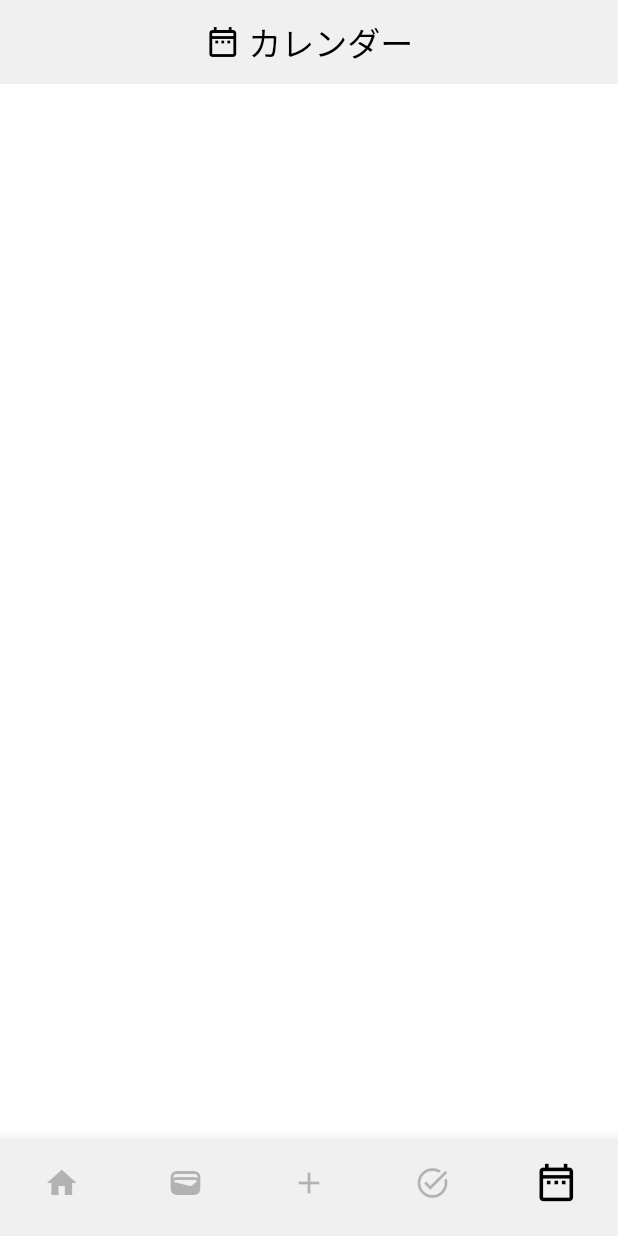
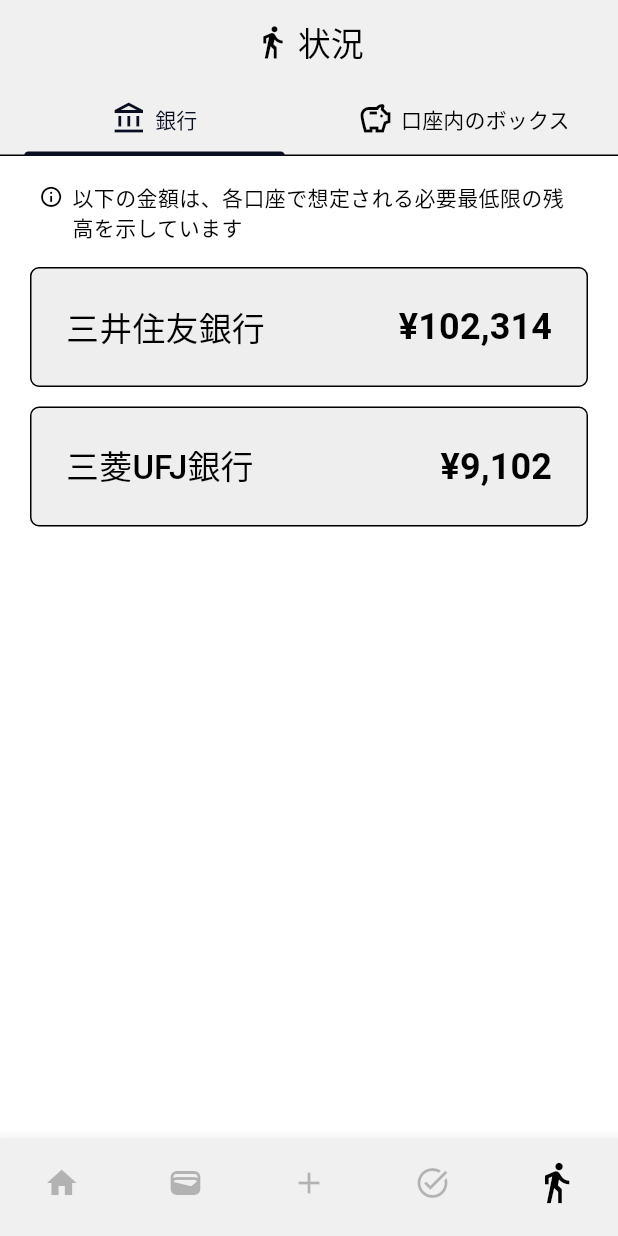
Before and after one commit to laughtaone/creeasy, a Flutter app: the screen it shows after launch, item 5 of the bottom bar chosen, on a phone screen of 412 x 824 dp. Run offline on Flutter 3.47's test engine with Material 3 defaults, Android fonts, the phone set to English and light mode, and no system bars; our stand-ins replace auto_size_text, font_awesome_flutter, settings_ui; Roboto replaces fonts that are missing (MPlus1p).

Commit message:
完了：「カレンダー」タブを「状況」タブに変更

```diff
--- a/lib/calender/calender.dart
+++ /dev/null
@@ -1,38 +0,0 @@
-import 'package:flutter/material.dart';
-
-class CalenderPage extends StatefulWidget {
-  const CalenderPage({super.key});
-
-  @override
-  _CalenderPageState createState() => _CalenderPageState();
-}
-
-
-class _CalenderPageState extends State<CalenderPage> {
-  @override
-  Widget build(BuildContext context) {
-    return Scaffold(
-      appBar: AppBar(
-        centerTitle: true,
-        title: const Row(
-          mainAxisAlignment: MainAxisAlignment.center,
-          mainAxisSize: MainAxisSize.min,
-          children: [
-            Icon(
-              Icons.date_range_outlined,
-              color: Colors.black
-            ),
-            SizedBox(width: 5),
-            Text(
-              'カレンダー',
-            ),
-          ],
-        ),
-        backgroundColor:
-            Theme.of(context).appBarTheme.backgroundColor, // Themeから色を取得
-      ),
-      body: const Padding(
-          padding: EdgeInsets.only(left: 20, right: 20, top: 10),),
-    );
-  }
-}
--- a/lib/card_manage/card_manage.dart
+++ b/lib/card_manage/card_manage.dart
@@ -16,8 +16,7 @@ class CardManagePage extends StatefulWidget {
   _CardManagePageState createState() => _CardManagePageState();
 }
 
-class _CardManagePageState extends State<CardManagePage>
-  with SingleTickerProviderStateMixin {
+class _CardManagePageState extends State<CardManagePage> with SingleTickerProviderStateMixin {
   late TabController _tabController;
   IconData _actionIcon = Icons.credit_card;
 
--- /dev/null
+++ b/lib/common_comps/appbar/common_appbar_comp.dart
@@ -0,0 +1,25 @@
+import 'package:flutter/material.dart';
+// import文：import 'package:creeasy/COMMON_COMPS/appbar/common_appbar_comp.dart';
+
+
+
+
+AppBar commonAppBarComp({
+  required BuildContext context,
+  required IconData recvIcon,
+  required String recvText
+}) {
+  return AppBar(
+    centerTitle: true,
+    title: Row(
+      mainAxisAlignment: MainAxisAlignment.center,
+      mainAxisSize: MainAxisSize.min,
+      children: [
+        Icon(recvIcon, color: Colors.black),
+        const SizedBox(width: 5),
+        Text(recvText),
+      ],
+    ),
+    backgroundColor: Theme.of(context).appBarTheme.backgroundColor, // Themeから色を取得
+  );
+}
--- a/lib/main.dart
+++ b/lib/main.dart
@@ -5,7 +5,7 @@ import 'package:creeasy/card_manage/card_manage.dart';
 import 'package:creeasy/add/add_payment.dart';
 import 'package:creeasy/add/add_special-payment.dart';
 import 'package:creeasy/add/add_use-point.dart';
-import 'package:creeasy/calender/calender.dart';
+import 'package:creeasy/status/status.dart';
 import 'package:creeasy/money_manage/money_manage.dart';
 import 'package:flutter/cupertino.dart';
 
@@ -63,7 +63,7 @@ class _StartPageWidgetState extends State<StartPageWidget> {
     const CardManagePage(),
     const AddPaymentPage(),
     const MoneyManagePage(),
-    const CalenderPage()
+    const StatusPage()
   ];
 
   void _onTap(int index) {
@@ -91,8 +91,7 @@ class _StartPageWidgetState extends State<StartPageWidget> {
             child: Row(
               mainAxisAlignment: MainAxisAlignment.center,
               children: [
-                Icon(Icons.credit_score_outlined,
-                    size: addButtonItemIconSize()),
+                Icon(Icons.credit_score_outlined, size: addButtonItemIconSize()),
                 addButtonItemBetweenIconText(),
                 Text('利用履歴', style: addButtonItemTextStyle()),
               ],
@@ -202,7 +201,7 @@ class _StartPageWidgetState extends State<StartPageWidget> {
           ),
           BottomNavigationBarItem(
             icon: Icon(
-              Icons.date_range_outlined,
+              Icons.directions_walk_outlined,
               color: (_currentIndex == 4) ? Colors.black : Colors.black26,
               size: (_currentIndex == 4) ? selectedTabIconSize() : unselectedTabIconSize(),
             ),
--- a/lib/money_manage/money_manage.dart
+++ b/lib/money_manage/money_manage.dart
@@ -1,4 +1,6 @@
 import 'package:flutter/material.dart';
+import 'package:creeasy/COMMON_COMPS/appbar/common_appbar_comp.dart';
+
 
 class MoneyManagePage extends StatefulWidget {
   const MoneyManagePage({super.key});
@@ -12,23 +14,10 @@ class _MoneyManagePageState extends State<MoneyManagePage> {
   @override
   Widget build(BuildContext context) {
     return Scaffold(
-      appBar: AppBar(
-        centerTitle: true,
-        title: const Row(
-          mainAxisAlignment: MainAxisAlignment.center,
-          mainAxisSize: MainAxisSize.min,
-          children: [
-            Icon(
-              Icons.task_alt_outlined,
-              color: Colors.black
-            ),
-            SizedBox(width: 5),
-            Text(
-              '利用履歴管理',
-            ),
-          ],
-        ),
-        backgroundColor: Theme.of(context).appBarTheme.backgroundColor, // Themeから色を取得
+      appBar: commonAppBarComp(
+        context: context,
+        recvIcon: Icons.task_alt_outlined,
+        recvText: '利用履歴管理'
       ),
       body: const Padding(
         padding: EdgeInsets.only(left: 20, right: 20, top: 10),
--- /dev/null
+++ b/lib/status/status.dart
@@ -0,0 +1,164 @@
+import 'package:creeasy/COMMON_COMPS/mini_info/mini_info.dart';
+import 'package:flutter/material.dart';
+import 'package:creeasy/status/status_bank_tile_comps.dart';
+
+
+class StatusPage extends StatefulWidget {
+  const StatusPage({super.key});
+
+  @override
+  _StatusPageState createState() => _StatusPageState();
+}
+
+
+// class _StatusPageState extends State<StatusPage> {
+//   @override
+//   Widget build(BuildContext context) {
+//     return Scaffold(
+//       appBar: commonAppBarComp(
+//         context: context,
+//         recvIcon: Icons.directions_walk_outlined,
+//         recvText: '状況'
+//       ),
+//       body: const Padding(
+//           padding: EdgeInsets.only(left: 20, right: 20, top: 10),),
+//     );
+//   }
+// }
+
+
+class _StatusPageState extends State<StatusPage> with SingleTickerProviderStateMixin {
+  late TabController _tabController;
+  List<dynamic> _statusBankList = [['三井住友銀行', 102314], ['三菱UFJ銀行', 9102]];
+
+  @override
+  void initState() {
+    super.initState();
+    _tabController = TabController(length: 2, vsync: this);
+
+    // // Tabが変更されたときにインデックスを取得する
+    // _tabController.addListener(() {
+    //   setState(() {
+    //     switch (_tabController.index) {
+    //       case 0:
+    //         _actionIcon = Icons.credit_card;
+    //         break;
+    //       case 1:
+    //         _actionIcon = Icons.account_balance_outlined;
+    //     }
+    //   });
+    // });
+  }
+
+  @override
+  void dispose() {
+    _tabController.dispose();
+    super.dispose();
+  }
+
+  @override
+  Widget build(BuildContext context) {
+    return DefaultTabController(
+      length: 2,
+      child: Scaffold(
+        appBar: AppBar(
+          centerTitle: true,
+          title: const Row(
+            mainAxisAlignment: MainAxisAlignment.center,
+            mainAxisSize: MainAxisSize.min,
+            children: [
+              Icon(Icons.directions_walk_outlined, color: Colors.black),
+              SizedBox(width: 5),
+              Text('状況'),
+            ],
+          ),
+          // actions: [
+          //   TextButton(
+          //     child: Row(children: [
+          //       const Icon(
+          //         Icons.add,
+          //         color: Colors.black,
+          //       ),
+          //       Icon(
+          //         _actionIcon,
+          //         color: Colors.black,
+          //       ),
+          //     ]),
+          //     onPressed: () {
+          //       Navigator.push(
+          //         context,
+          //         MaterialPageRoute(
+          //           builder: (context) => (_tabController.index == 0)
+          //             ? const AddCardPage()
+          //             : const AddBankPage(),
+          //           fullscreenDialog: true,
+          //         ),
+          //       );
+          //     },
+          //   )
+          // ],
+          backgroundColor: Theme.of(context).appBarTheme.backgroundColor, // Themeから色を取得
+          bottom: TabBar(controller: _tabController, tabs: const [
+            Tab(
+              child: Row(
+                mainAxisAlignment: MainAxisAlignment.center,
+                children: [
+                  Icon(Icons.account_balance_outlined),
+                  SizedBox(width: 5),
+                  Text('銀行'),
+                ],
+              ),
+            ),
+            Tab(
+              child: Row(
+                mainAxisAlignment: MainAxisAlignment.center,
+                children: [
+                  Icon(Icons.savings_outlined),
+                  SizedBox(width: 5),
+                  Text('口座内のボックス'),
+                ],
+              ),
+            )
+          ]),
+        ),
+        body: TabBarView(
+          controller: _tabController,
+          children: [
+            // ===================================== カード タブ =========================================
+            Padding(
+              padding: const EdgeInsets.only(left: 20, right: 20, top: 10),
+              child: ListView(children: [
+                miniInfo(passText: '以下の金額は、各口座で想定される必要最低限の残高を示しています', customTextSize: 14, customTopPadding: 7, customBottomPadding: 17),
+                ListView.builder(
+                  shrinkWrap: true,
+                  physics: NeverScrollableScrollPhysics(),
+                  itemCount: _statusBankList.length,
+                  itemBuilder: (BuildContext context, int index) {
+                    return StatusBankTileComp(
+                      bankName: _statusBankList[index][0],
+                      bankBalance: _statusBankList[index][1],
+                    );
+                  }
+                )
+
+              ]),
+            ),
+            // =======================================================================================
+
+            // ===================================== 銀行 タブ =========================================
+            Padding(
+              padding: const EdgeInsets.only(left: 20, right: 20, top: 10),
+              child: ListView(
+                children: [
+
+                ],
+              ),
+            ),
+            // =======================================================================================
+
+          ],
+        ),
+      ),
+    );
+  }
+}
--- /dev/null
+++ b/lib/status/status_bank_tile_comps.dart
@@ -0,0 +1,67 @@
+import 'package:flutter/material.dart';
+import 'package:intl/intl.dart';
+// import文：import 'package:creeasy/status/status_bank_tile_comps.dart';
+
+
+
+
+class StatusBankTileComp extends StatelessWidget {
+  const StatusBankTileComp({super.key,
+    required this.bankName,
+    required this.bankBalance,
+  });
+
+  final String bankName;
+  final int bankBalance;
+
+  @override
+  Widget build(BuildContext context) {
+    return Padding(
+      padding: const EdgeInsets.only(bottom: 13),
+      child: OutlinedButton(
+        onPressed: null,
+        style: OutlinedButton.styleFrom(
+          backgroundColor: const Color(0xffeeeeee),
+          side: const BorderSide(color: Colors.black, width: 1),
+          shape: RoundedRectangleBorder(
+            borderRadius: BorderRadius.circular(6),
+          ),
+          fixedSize: const Size.fromHeight(80)
+        ),
+        child: Row(
+          mainAxisAlignment: MainAxisAlignment.spaceBetween,
+          children: [
+            Expanded(
+              child: Column(
+                mainAxisAlignment: MainAxisAlignment.center,
+                crossAxisAlignment: CrossAxisAlignment.start,
+                children: [
+                  Text(
+                    bankName,
+                    style: TextStyle(
+                      color: Colors.black,
+                      fontSize: (bankName.length<9) ?22 :19
+                    ),
+                    overflow: TextOverflow.ellipsis
+                  ),
+                ],
+              ),
+            ),
+            Text(
+              formatYen(bankBalance),
+              style: const TextStyle(color: Colors.black, fontSize: 24, fontWeight: FontWeight.w700),
+            ),
+          ],
+        ),
+      ),
+    );
+  }
+}
+
+
+
+// intを受け取り¥と,をつけて返す
+String formatYen(int amount) {
+  final formatter = NumberFormat('#,###', 'ja_JP');
+  return '¥${formatter.format(amount)}';
+}
```
Also changed, not shown: lib/add/add_payment.dart (+9 -16 lines), lib/status/元のcalender.txt (renamed from lib/calender/元のcalender.txt).
